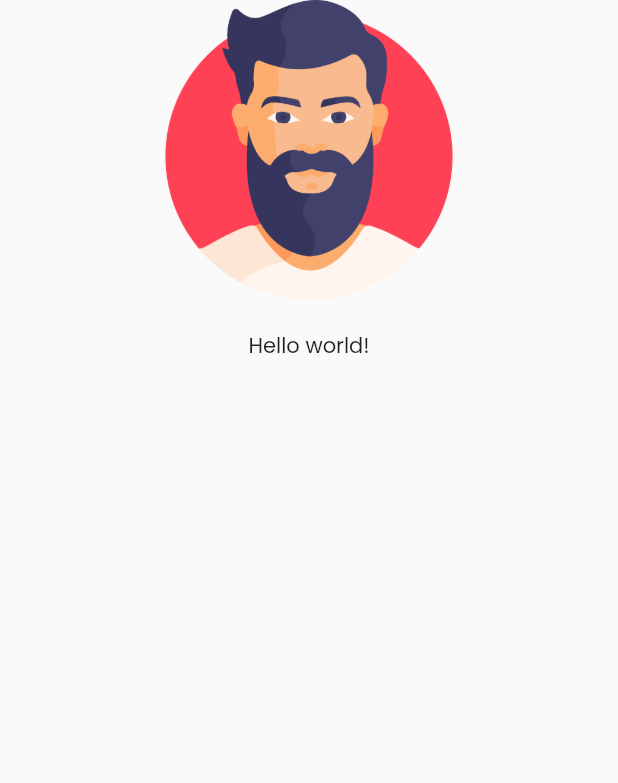
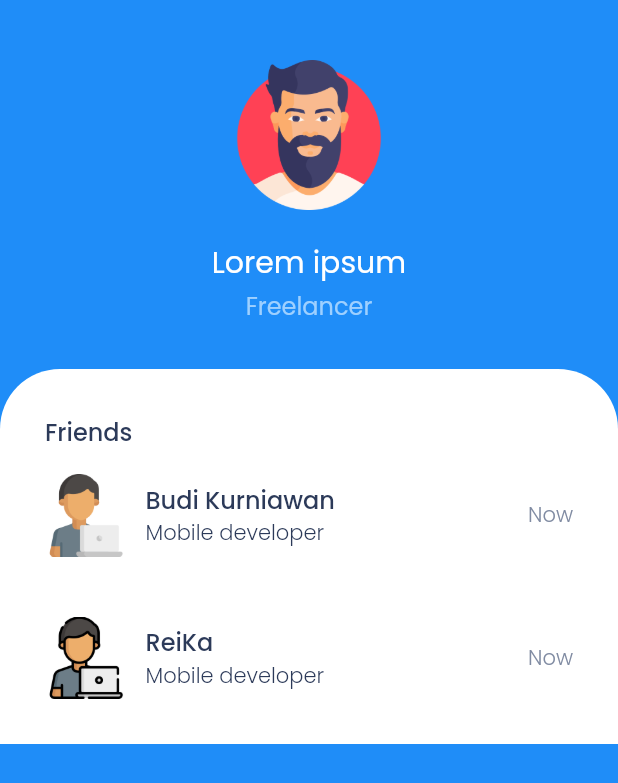
Before and after one commit to RianCahyadi08/chatty, a Flutter app: the screen it shows after launch, on a phone screen of 412 x 824 dp. Shown: the top 783 px of the screen. Run offline on Flutter 3.47's test engine with Material 2 defaults, Android fonts, the phone set to English and light mode, and no system bars.

Commit message:
Layouting body - Friends

```diff
--- a/lib/homepage.dart
+++ /dev/null
@@ -1,26 +0,0 @@
-import 'package:flutter/material.dart';
-
-class HomePage extends StatelessWidget {
-  @override
-  Widget build(BuildContext context) {
-    return Scaffold(
-      body: SafeArea(
-        child: Column(
-          children: [
-            Center(
-              child: Image.asset(
-                'assets/images/profile_picture.png',
-                height: 200,
-                width: 200,
-              ),
-            ),
-            Container(
-              margin: EdgeInsets.symmetric(vertical: 20.0, horizontal: 0.0),
-              child: Text('Hello world!'),
-            )
-          ],
-        ),
-      ),
-    );
-  }
-}
--- a/lib/main.dart
+++ b/lib/main.dart
@@ -1,4 +1,4 @@
-import 'package:chatty/homepage.dart';
+import 'package:chatty/pages/homepage.dart';
 import 'package:flutter/material.dart';
 
 void main() => runApp(MyApp());
--- /dev/null
+++ b/lib/pages/homepage.dart
@@ -0,0 +1,128 @@
+import 'package:chatty/theme.dart';
+import 'package:flutter/material.dart';
+
+class HomePage extends StatelessWidget {
+  @override
+  Widget build(BuildContext context) {
+    return Scaffold(
+      backgroundColor: blueColor,
+      body: SafeArea(
+          child: Center(
+        child: Column(
+          children: [
+            SizedBox(
+              height: 40,
+            ),
+            Image.asset(
+              'assets/images/profile_picture.png',
+              height: 100,
+              width: 100,
+            ),
+            SizedBox(
+              height: 20,
+            ),
+            Text(
+              'Lorem ipsum',
+              style: TextStyle(fontSize: 20, color: whiteColor),
+            ),
+            SizedBox(
+              height: 2,
+            ),
+            Text(
+              'Freelancer',
+              style: TextStyle(fontSize: 16, color: lightBlue),
+            ),
+            SizedBox(
+              height: 30,
+            ),
+            Container(
+              width: double.infinity,
+              padding: EdgeInsets.all(30),
+              decoration: BoxDecoration(
+                  color: whiteColor,
+                  borderRadius:
+                      BorderRadius.vertical(top: Radius.circular(40))),
+              child: Column(
+                crossAxisAlignment: CrossAxisAlignment.start,
+                children: [
+                  Text(
+                    'Friends',
+                    style: titleTextStyle,
+                  ),
+                  SizedBox(
+                    height: 16,
+                  ),
+                  Row(
+                    children: [
+                      Image.asset(
+                        'assets/images/friend1.png',
+                        height: 55,
+                        width: 55,
+                      ),
+                      SizedBox(
+                        width: 12,
+                      ),
+                      Column(
+                        crossAxisAlignment: CrossAxisAlignment.start,
+                        children: [
+                          Text(
+                            'Budi Kurniawan',
+                            style: titleTextStyle,
+                          ),
+                          Text(
+                            'Mobile developer',
+                            style:
+                                subtitleTextStyle.copyWith(color: blackColor),
+                          ),
+                        ],
+                      ),
+                      Spacer(),
+                      Text(
+                        'Now',
+                        style: subtitleTextStyle,
+                      ),
+                    ],
+                  ),
+                  SizedBox(
+                    height: 40,
+                  ),
+                  Row(
+                    children: [
+                      Image.asset(
+                        'assets/images/friend2.png',
+                        height: 55,
+                        width: 55,
+                      ),
+                      SizedBox(
+                        width: 12,
+                      ),
+                      Column(
+                        crossAxisAlignment: CrossAxisAlignment.start,
+                        children: [
+                          Text(
+                            'ReiKa',
+                            style: titleTextStyle,
+                          ),
+                          Text(
+                            'Mobile developer',
+                            style:
+                                subtitleTextStyle.copyWith(color: blackColor),
+                          ),
+                        ],
+                      ),
+                      Spacer(),
+                      Text(
+                        'Now',
+                        style: subtitleTextStyle,
+                      ),
+                    ],
+                  )
+                ],
+              ),
+            )
+          ],
+        ),
+      )),
+    );
+  }
+}
--- /dev/null
+++ b/lib/theme.dart
@@ -0,0 +1,14 @@
+import 'package:flutter/material.dart';
+
+Color blueColor = Color(0xff1F8DF8);
+Color whiteColor = Color(0xffFFFFFF);
+Color lightBlue = Color(0xff9ED0FF);
+Color blackColor = Color(0xff2C3A59);
+Color greyColor = Color(0xff808BA2);
+Color greenColor = Color(0xff29CB9E);
+
+TextStyle titleTextStyle =
+    TextStyle(color: blackColor, fontWeight: FontWeight.w500, fontSize: 16);
+
+TextStyle subtitleTextStyle =
+    TextStyle(color: greyColor, fontWeight: FontWeight.w300);
```
